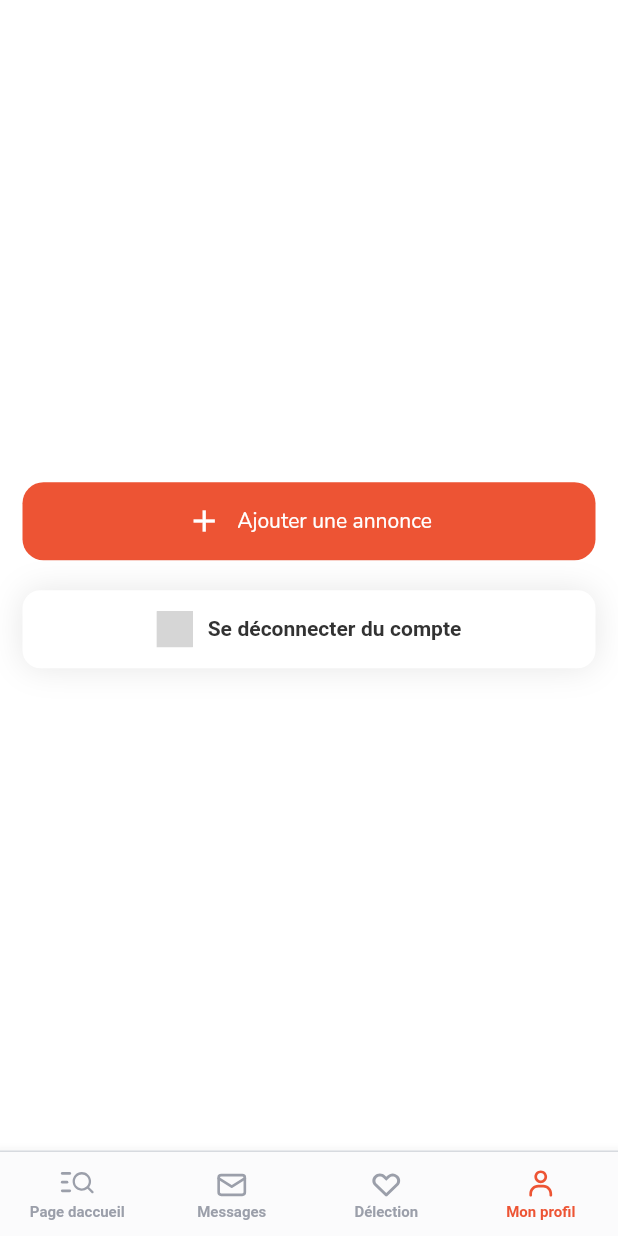
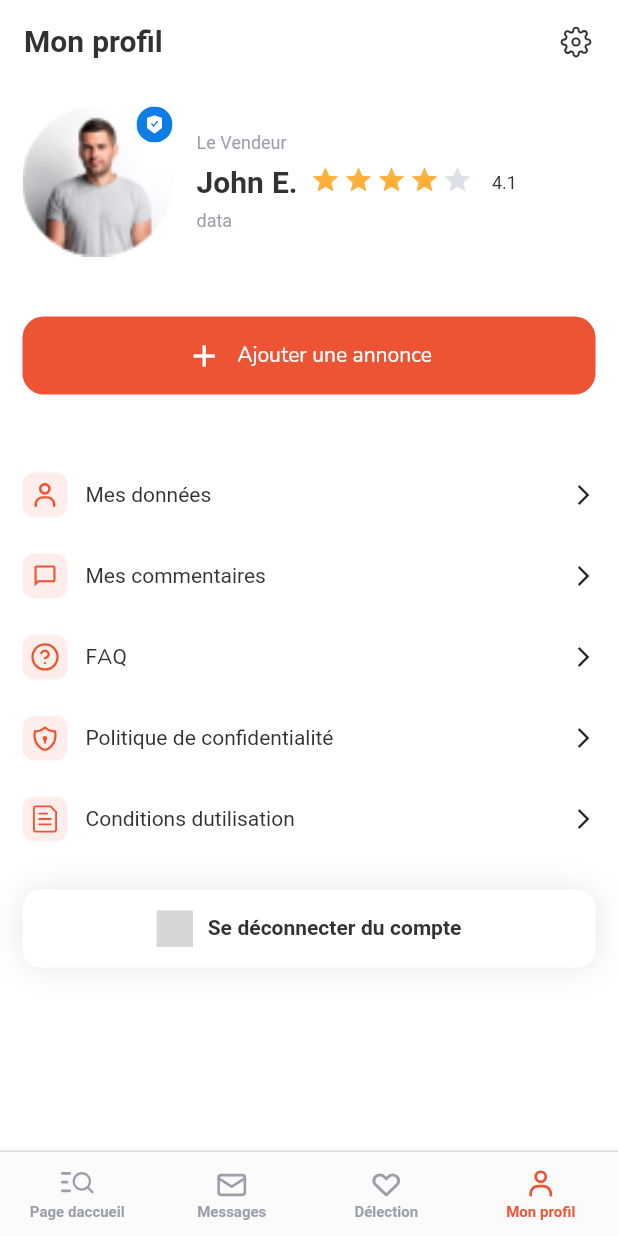
Before and after one commit to mavrinpn/Navigi-App, a Flutter app: the HomeScreen screen opened by its route, item 4 of the bottom bar chosen, on a phone screen of 412 x 824 dp. Run offline on Flutter 3.47's test engine with Material 2 defaults, Android fonts, the phone set to English and light mode, and no system bars; drawn by our look-alikes of flutter_rating_stars; our stand-ins replace appwrite, bloc, flutter_bloc, flutter_spinkit, flutter_svg, google_fonts and 7 more; missing offline and left inert: loading_animations; accounts and stored records are empty; network calls fail; Roboto replaces fonts that are missing (SF Pro Display); statements that could not run were skipped; grey boxes are pictures that could not be loaded.

```diff
--- a/lib/feature/announcement/ui/announcement_screen.dart
+++ b/lib/feature/announcement/ui/announcement_screen.dart
@@ -11,7 +11,7 @@ import 'package:smart/utils/fonts.dart';
 import 'package:smart/widgets/button/custom_text_button.dart';
 
 import '../../../utils/colors.dart';
-import '../../../widgets/accaunt/account_small_info.dart';
+import '../../../widgets/accaont/account_small_info.dart';
 import '../../../widgets/button/custom_icon_button.dart';
 import '../../../widgets/images/network_image.dart';
 import '../bloc/announcement_cubit.dart';
--- a/lib/feature/home/ui/home_screen.dart
+++ b/lib/feature/home/ui/home_screen.dart
@@ -1,15 +1,10 @@
-// ignore_for_file: deprecated_member_use
-
 import 'package:flutter/material.dart';
-import 'package:flutter_bloc/flutter_bloc.dart';
 import 'package:flutter_svg/flutter_svg.dart';
-import 'package:smart/bloc/auth/auth_cubit.dart';
 import 'package:smart/utils/fonts.dart';
-import 'package:smart/widgets/button/custom_elevated_button.dart';
 
 import '../../../utils/colors.dart';
-import '../../../widgets/button/custom_text_button.dart';
 import '../../main/ui/main_screen.dart';
+import '../../profile/ui/profile_screen.dart';
 
 class HomeScreen extends StatefulWidget {
   const HomeScreen({Key? key}) : super(key: key);
@@ -27,40 +22,7 @@ class _HomeScreenState extends State<HomeScreen> {
       const MainScreen(),
       const Text('Messages'),
       const Text('Delection'),
-      Center(
-        child: Padding(
-          padding: const EdgeInsets.all(15.0),
-          child: Column(
-            mainAxisAlignment: MainAxisAlignment.center,
-            children: [
-              CustomTextButton.withIcon(
-                callback: () {
-                  Navigator.pushNamed(context, '/create_category_screen');
-                },
-                text: 'Ajouter une annonce',
-                styleText: AppTypography.font14white,
-                isTouch: true,
-                icon: const Icon(
-                  Icons.add,
-                  color: Colors.white,
-                  size: 24,
-                ),
-              ),
-              const SizedBox(
-                height: 20,
-              ),
-              CustomElevatedButton(
-                  icon: "Assets/icons/exit.svg",
-                  title: "Se déconnecter du compte",
-                  onPress: () {
-                    BlocProvider.of<AuthCubit>(context).logout();
-                  },
-                  height: 52,
-                  width: double.infinity)
-            ],
-          ),
-        ),
-      )
+      const ProfileScreen(),
     ];
 
     void onSelectTab(int index) {
--- /dev/null
+++ b/lib/feature/profile/ui/profile_screen.dart
@@ -0,0 +1,172 @@
+import 'package:flutter/material.dart';
+import 'package:flutter_bloc/flutter_bloc.dart';
+import 'package:flutter_svg/flutter_svg.dart';
+import 'package:smart/models/announcement.dart';
+
+import '../../../bloc/auth/auth_cubit.dart';
+import '../../../utils/colors.dart';
+import '../../../utils/fonts.dart';
+import '../../../widgets/accaont/account_medium_info.dart';
+import '../../../widgets/button/custom_elevated_button.dart';
+import '../../../widgets/button/custom_text_button.dart';
+
+class ProfileScreen extends StatefulWidget {
+  const ProfileScreen({super.key});
+
+  @override
+  State<ProfileScreen> createState() => _ProfileScreenState();
+}
+
+class _ProfileScreenState extends State<ProfileScreen> {
+  @override
+  Widget build(BuildContext context) {
+    return Scaffold(
+      appBar: AppBar(
+        automaticallyImplyLeading: false,
+        backgroundColor: AppColors.mainBackground,
+        elevation: 0,
+        title: Row(
+          mainAxisAlignment: MainAxisAlignment.spaceBetween,
+          children: [
+            Text('Mon profil', style: AppTypography.font20black),
+            SvgPicture.asset(
+              'Assets/icons/setting.svg',
+              width: 24,
+              height: 24,
+              color: AppColors.black,
+            ),
+          ],
+        ),
+      ),
+      body: Padding(
+        padding: const EdgeInsets.all(15.0),
+        child: SingleChildScrollView(
+          child: Column(
+            children: [
+              AccountMediumInfo(
+                creatorData: CreatorData(),
+              ),
+              const SizedBox(
+                height: 40,
+              ),
+              CustomTextButton.withIcon(
+                callback: () {
+                  Navigator.pushNamed(context, '/create_category_screen');
+                },
+                text: 'Ajouter une annonce',
+                styleText: AppTypography.font14white,
+                isTouch: true,
+                icon: const Icon(
+                  Icons.add,
+                  color: Colors.white,
+                  size: 24,
+                ),
+              ),
+              const SizedBox(height: 40,),
+              RowButton(
+                title: 'Mes données',
+                icon: 'Assets/icons/profile_settings.svg',
+                onTap: () {},
+              ),
+              RowButton(
+                title: 'Mes commentaires',
+                icon: 'Assets/icons/messages.svg',
+                onTap: () {},
+              ),
+              RowButton(
+                title: 'FAQ',
+                icon: 'Assets/icons/faq.svg',
+                onTap: () {},
+              ),
+              RowButton(
+                title: 'Politique de confidentialité',
+                icon: 'Assets/icons/security.svg',
+                onTap: () {},
+              ),
+              RowButton(
+                title: 'Conditions dutilisation',
+                icon: 'Assets/icons/terms_of_use.svg',
+                onTap: () {},
+              ),
+              const SizedBox(
+                height: 20,
+              ),
+              CustomElevatedButton(
+                  icon: "Assets/icons/exit.svg",
+                  title: "Se déconnecter du compte",
+                  onPress: () {
+                    BlocProvider.of<AuthCubit>(context).logout();
+                  },
+                  height: 52,
+                  width: double.infinity)
+            ],
+          ),
+        ),
+      ),
+    );
+  }
+}
+
+class RowButton extends StatelessWidget {
+  const RowButton(
+      {super.key,
+      required this.title,
+      required this.icon,
+      required this.onTap});
+
+  final String icon;
+  final String title;
+  final VoidCallback onTap;
+
+  @override
+  Widget build(BuildContext context) {
+    return Padding(
+      padding: const EdgeInsets.symmetric(vertical: 12),
+      child: InkWell(
+        focusColor: AppColors.empty,
+        hoverColor: AppColors.empty,
+        highlightColor: AppColors.empty,
+        splashColor: AppColors.empty,
+        onTap: () {print(1);} ,
+        child: SizedBox(
+          width: double.infinity,
+          child: Row(
+            mainAxisSize: MainAxisSize.max,
+            children: [
+              Container(
+                width: 30,
+                height: 30,
+                decoration: BoxDecoration(
+                  borderRadius: BorderRadius.circular(8),
+                  color: AppColors.backgroundIcon
+                ),
+                child: Padding(
+                  padding: const EdgeInsets.all(5.0),
+                  child: SvgPicture.asset(icon, width: 20, height: 20,),
+                ),
+              ),
+              const SizedBox(width: 12,),
+              Expanded(
+                child: Row(
+                  mainAxisAlignment: MainAxisAlignment.spaceBetween,
+                  mainAxisSize: MainAxisSize.max,
+                  children: [
+                    Text(
+                      title,
+                      style: AppTypography.font14black
+                          .copyWith(fontWeight: FontWeight.w400),
+                    ),
+                    const Icon(
+                      Icons.arrow_forward_ios,
+                      size: 16,
+                    ),
+                  ],
+                ),
+              )
+            ],
+          ),
+        ),
+      ),
+    );
+  }
+}
--- a/lib/utils/colors.dart
+++ b/lib/utils/colors.dart
@@ -11,4 +11,6 @@ class AppColors {
   static const whiteGray = Color(0xffDEE2E7);
   static const backgroundLightGray = Color(0xffF4F5F6);
   static const starsActive = Color(0xffFFB039);
+  static const blue = Color(0xFF0E7DE4);
+  static const backgroundIcon = Color(0x19ED5434);
 }
--- /dev/null
+++ b/lib/widgets/accaont/account_medium_info.dart
@@ -0,0 +1,117 @@
+import 'package:flutter/material.dart';
+import 'package:flutter_rating_stars/flutter_rating_stars.dart';
+import 'package:smart/generated/assets.dart';
+import 'package:flutter_svg/flutter_svg.dart';
+import 'package:smart/utils/colors.dart';
+import 'package:smart/utils/fonts.dart';
+
+import '../../models/announcement.dart';
+
+class AccountMediumInfo extends StatefulWidget {
+  const AccountMediumInfo({super.key, required this.creatorData});
+
+  final CreatorData creatorData;
+
+  @override
+  State<AccountMediumInfo> createState() => _AccountMediumInfoState();
+}
+
+class _AccountMediumInfoState extends State<AccountMediumInfo> {
+  @override
+  Widget build(BuildContext context) {
+    return Container(
+      width: double.infinity,
+      decoration: const BoxDecoration(
+        color: Colors.white,
+      ),
+      child: Row(
+          mainAxisSize: MainAxisSize.min,
+          mainAxisAlignment: MainAxisAlignment.start,
+          crossAxisAlignment: CrossAxisAlignment.center,
+          children: [
+            SizedBox(
+              width: 100,
+              height: 100,
+              child: Stack(children: [
+                const Image(
+                  image: AssetImage(Assets.assetsRandomPeople),
+                  width: 100,
+                  height: 100,
+                  fit: BoxFit.cover,
+                ),
+                Container(
+                    alignment: Alignment.topRight,
+                    child: SvgPicture.asset(
+                      'Assets/icons/isNotConfirmed.svg',
+                      width: 24,
+                      height: 24,
+                    )),
+              ]),
+            ),
+            Padding(
+              padding: const EdgeInsets.only(left: 16),
+              child: Column(
+                crossAxisAlignment: CrossAxisAlignment.start,
+                children: [
+                  Text(
+                    'Le Vendeur',
+                    style: AppTypography.font14lightGray.copyWith(fontSize: 12),
+                  ),
+                  const SizedBox(
+                    height: 5,
+                  ),
+                  Row(
+                    children: [
+                      SizedBox(
+                        width: 70,
+                        child: Text(
+                          widget.creatorData.name,
+                          style: AppTypography.font20black,
+                          softWrap: false,
+                          overflow: TextOverflow.ellipsis,
+                        ),
+                      ),
+                      Padding(
+                        padding: const EdgeInsets.fromLTRB(5, 0, 0, 4),
+                        child: RatingStars(
+                          value: widget.creatorData.score,
+                          starBuilder: (index, color) => Icon(
+                            Icons.star,
+                            color: color,
+                            size: 20,
+                          ),
+                          starCount: 5,
+                          starSize: 20,
+                          valueLabelColor: const Color(0xff9b9b9b),
+                          maxValue: 5,
+                          starSpacing: 2,
+                          valueLabelPadding: EdgeInsets.zero,
+                          valueLabelMargin: EdgeInsets.zero,
+                          maxValueVisibility: true,
+                          valueLabelVisibility: false,
+                          starOffColor: AppColors.disable,
+                          starColor: AppColors.starsActive,
+                        ),
+                      ),
+                      const SizedBox(width: 12),
+                      Text(
+                        '${widget.creatorData.score}',
+                        style: AppTypography.font14black.copyWith(fontSize: 12),
+                      ),
+                    ],
+                  ),
+                  const SizedBox(
+                    height: 5,
+                  ),
+                  Text(
+                    'data',
+                    style: AppTypography.font12lightGray
+                        .copyWith(fontWeight: FontWeight.w400),
+                  ),
+                ],
+              ),
+            ),
+          ]),
+    );
+  }
+}
```
Also changed, not shown: Assets/icons/faq.svg (added), Assets/icons/isNotConfirmed.svg (added), Assets/icons/messages.svg (added), Assets/icons/profile_settings.svg (added), Assets/icons/security.svg (added), Assets/icons/setting.svg (added), Assets/icons/terms_of_use.svg (added), lib/widgets/accaont/account_small_info.dart (renamed from lib/widgets/accaunt/account_small_info.dart).
